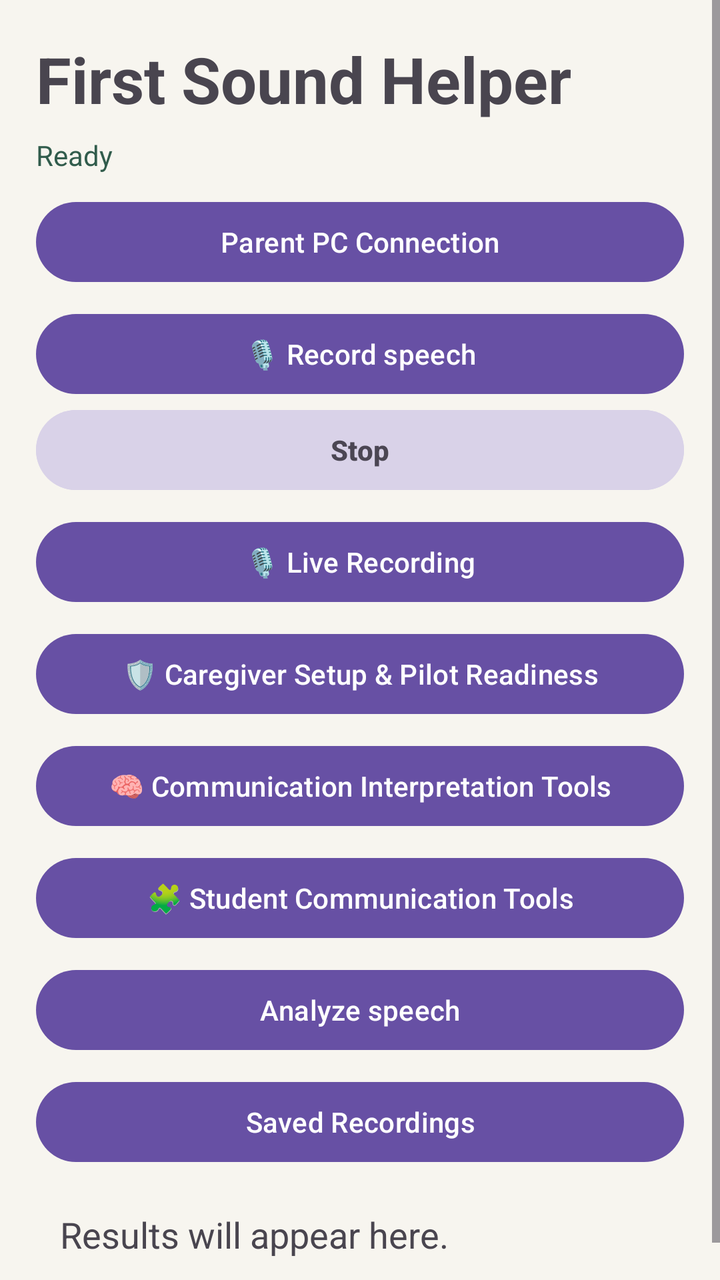
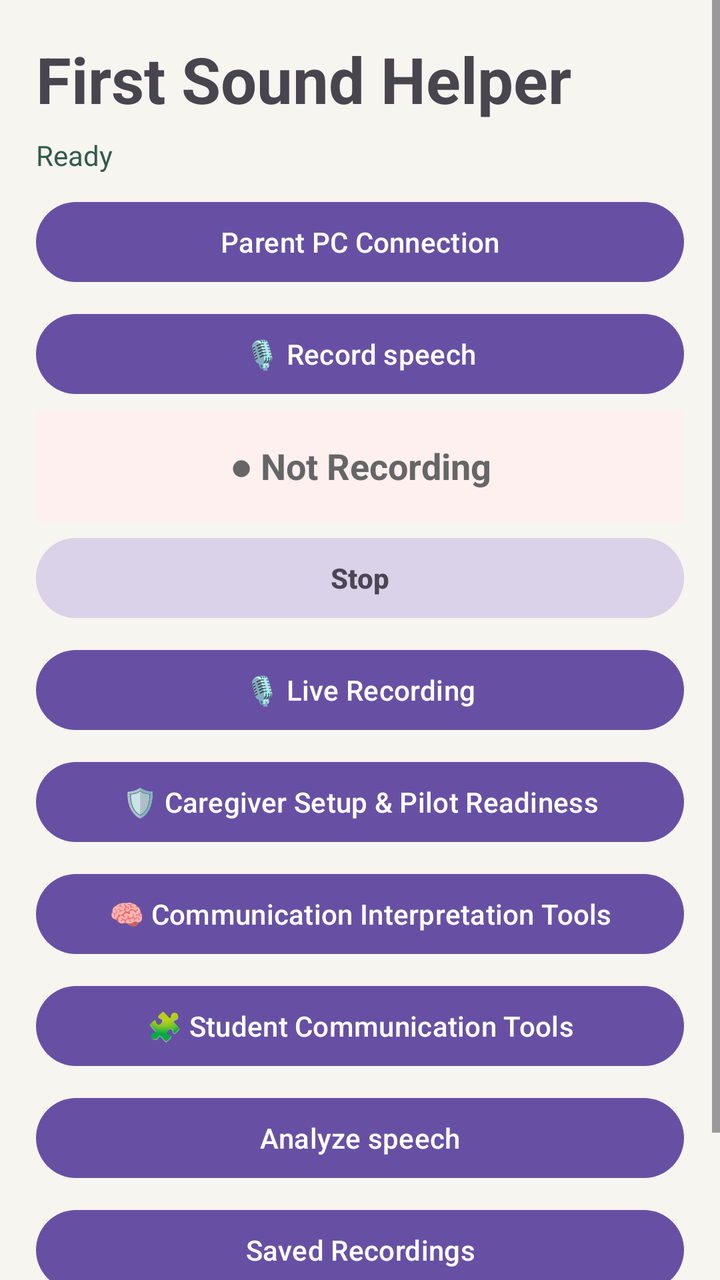

Two renders of the same Android screen: before a commit and after it. Below are the layout's source before the change and the commit's diff.
<!-- AndroidManifest.xml: application theme Theme.FirstSoundHelper -->
<!-- res/layout/activity_main.xml -->
<?xml version="1.0" encoding="utf-8"?>
<ScrollView xmlns:android="http://schemas.android.com/apk/res/android" android:layout_width="match_parent" android:layout_height="match_parent" android:background="#F7F5EF">
<LinearLayout android:layout_width="match_parent" android:layout_height="wrap_content" android:orientation="vertical" android:padding="18dp">
<TextView android:layout_width="wrap_content" android:layout_height="wrap_content" android:text="First Sound Helper" android:textSize="32sp" android:textStyle="bold" android:layout_marginBottom="7dp"/>
<TextView android:id="@+id/status" android:layout_width="wrap_content" android:layout_height="wrap_content" android:text="Ready" android:textColor="#315C4C" android:layout_marginBottom="10dp"/>
<Button android:id="@+id/parentPcConnectionButton" android:layout_width="match_parent" android:layout_height="wrap_content" android:text="Parent PC Connection" android:layout_marginBottom="8dp"/>
<Button android:id="@+id/recordButton" android:layout_width="match_parent" android:layout_height="wrap_content" android:text="🎙️ Record speech"/>
<Button android:id="@+id/stopButton" android:layout_width="match_parent" android:layout_height="wrap_content" android:text="Stop" android:enabled="false"
        android:backgroundTint="#D9D2E8" 
        android:textColor="#4B4653" 
        android:textStyle="bold" />

<Button
    android:id="@+id/liveRecordingButton"
    android:layout_width="match_parent"
    android:layout_height="wrap_content"
    android:text="🎙 Live Recording"
    android:layout_marginTop="8dp"/>

<TextView
    android:id="@+id/liveStatusIndicator"
    android:layout_width="match_parent"
    android:layout_height="wrap_content"
    android:text="● LIVE — Listening"
    android:textColor="#D32F2F"
    android:textStyle="bold"
    android:textSize="16sp"
    android:gravity="center"
    android:paddingTop="6dp"
    android:paddingBottom="6dp"
    android:visibility="gone"/>

<Button android:id="@+id/pilotReadinessButton" android:layout_width="match_parent" android:layout_height="wrap_content" android:text="🛡️ Caregiver Setup &amp; Pilot Readiness" android:layout_marginTop="8dp"/>
<Button android:id="@+id/communicationDictionaryButton" android:layout_width="match_parent" android:layout_height="wrap_content" android:text="🧠 Communication Interpretation Tools" android:layout_marginTop="8dp"/>
<Button android:id="@+id/studentToolsButton" android:layout_width="match_parent" android:layout_height="wrap_content" android:text="🧩 Student Communication Tools" android:layout_marginTop="8dp"/>
<Button android:id="@+id/analyzeButton" android:layout_width="match_parent" android:layout_height="wrap_content" android:text="Analyze speech" android:layout_marginTop="8dp"/>
<Button
    android:id="@+id/savedRecordingsButton"
    android:layout_width="match_parent"
    android:layout_height="wrap_content"
    android:text="Saved Recordings"
    android:layout_marginTop="8dp"/>

<TextView android:id="@+id/result" android:layout_width="match_parent" android:layout_height="wrap_content" android:text="Results will appear here." android:textSize="18sp" android:padding="12dp" android:layout_marginTop="8dp"/>
</LinearLayout></ScrollView>
<!-- resources referenced by this layout -->
<resources>
  <style name="Theme.FirstSoundHelper" parent="Theme.Material3.DayNight.NoActionBar" />
</resources>

<!-- the commit's change to res/layout/activity_main.xml (unified diff, before → after) -->
@@ -5,6 +5,9 @@
 <TextView android:id="@+id/status" android:layout_width="wrap_content" android:layout_height="wrap_content" android:text="Ready" android:textColor="#315C4C" android:layout_marginBottom="10dp"/>
 <Button android:id="@+id/parentPcConnectionButton" android:layout_width="match_parent" android:layout_height="wrap_content" android:text="Parent PC Connection" android:layout_marginBottom="8dp"/>
 <Button android:id="@+id/recordButton" android:layout_width="match_parent" android:layout_height="wrap_content" android:text="🎙️ Record speech"/>
+<LinearLayout android:layout_width="match_parent" android:layout_height="56dp" android:orientation="horizontal" android:gravity="center" android:layout_marginTop="4dp" android:layout_marginBottom="4dp" android:background="#FFF0F0">
+<TextView android:id="@+id/activeRecordingIndicator" android:layout_width="wrap_content" android:layout_height="wrap_content" android:gravity="center" android:padding="8dp" android:text="● Not Recording" android:textColor="#666666" android:textSize="18sp" android:textStyle="bold" android:visibility="visible"/>
+</LinearLayout>
 <Button android:id="@+id/stopButton" android:layout_width="match_parent" android:layout_height="wrap_content" android:text="Stop" android:enabled="false"
         android:backgroundTint="#D9D2E8" 
         android:textColor="#4B4653" 
